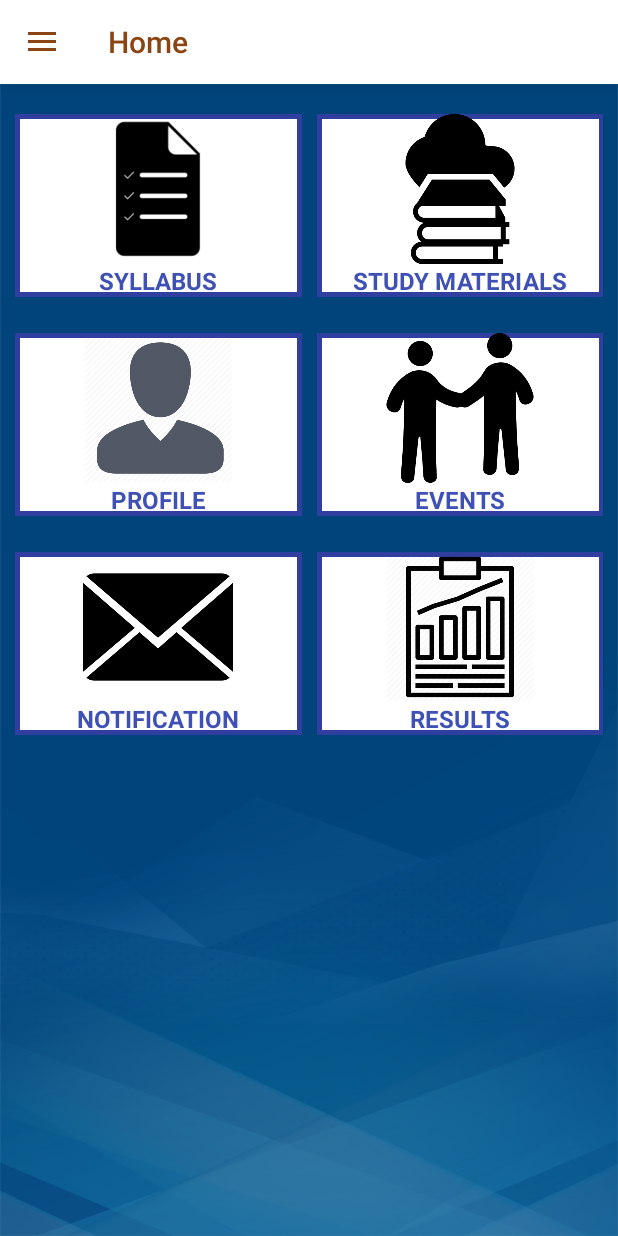
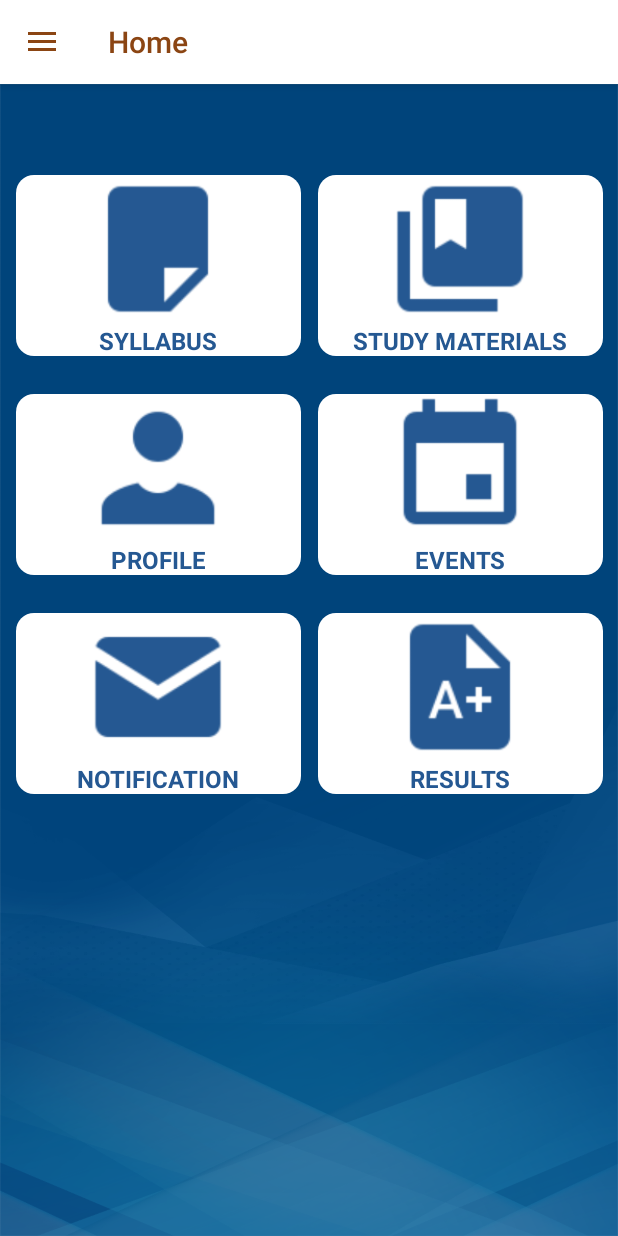
Before and after one commit to mvraja/Rejinpaulweb, an Android app: the HomeFragment screen opened directly, with no data from a screen before it, on a phone screen of 412 x 824 dp. Run offline under Robolectric (Android 15) with nearby library versions, the phone set to English and light mode, and no system bars; our stand-ins replace CircleImageView, Firebase (no records; nobody signed in at launch, a user with empty details on screens opened directly); pictures from the network do not load; 2 statements that could not run were skipped.

Commit message:
Ishwarya-Gridlayout

```diff
--- a/app/src/main/java/org/reginpaul/fragment/HomeFragment.java
+++ b/app/src/main/java/org/reginpaul/fragment/HomeFragment.java
@@ -115,7 +115,7 @@ public class HomeFragment extends Fragment implements AdapterView.OnItemClickLis
 
                 name = convertView.findViewById(R.id.title);
                 image = convertView.findViewById(R.id.image);
-                convertView.setBackgroundResource(R.drawable.grid_items_wborder);
+//                convertView.setBackgroundResource(R.drawable.grid_items_wborder);
                 name.setText(title[position]);
                 image.setImageResource(icon[position]);
             }
--- a/app/src/main/java/org/reginpaul/fragment/MaterialsFragment.java
+++ b/app/src/main/java/org/reginpaul/fragment/MaterialsFragment.java
@@ -234,7 +234,7 @@ public class MaterialsFragment extends Fragment {
             LayoutInflater inflater = LayoutInflater.from(getContext());
             if (convertView == null) {
                 convertView = inflater.inflate(R.layout.custom_list_dept, parent, false);
-                convertView.setBackgroundResource(R.drawable.grid_items_wborder);
+//                convertView.setBackgroundResource(R.drawable.grid_items_wborder);
                 TextView name = convertView.findViewById(R.id.title);
                 ImageView image = convertView.findViewById(R.id.image);
                 name.setText(deptList.get(position).toString());
--- /dev/null
+++ b/app/src/main/res/drawable/bg_grid.xml
@@ -0,0 +1,8 @@
+<layer-list xmlns:android="http://schemas.android.com/apk/res/android">
+    <item android:bottom="1dp" android:left="1dp" android:right="1dp" android:top="1dp" >
+        <shape android:shape="rectangle">
+            <solid android:color="@color/colorWhite"/>
+            <corners android:bottomRightRadius="12dp" android:bottomLeftRadius="12dp"    android:topLeftRadius="12dp" android:topRightRadius="12dp"/>
+        </shape>
+    </item>
+</layer-list>
--- a/app/src/main/res/layout/custom_list.xml
+++ b/app/src/main/res/layout/custom_list.xml
@@ -2,7 +2,9 @@
 <LinearLayout xmlns:android="http://schemas.android.com/apk/res/android"
     android:layout_width="match_parent"
     android:layout_height="match_parent"
-    android:orientation="vertical">
+    android:orientation="vertical"
+    android:background="@drawable/bg_grid"
+    >
 
     <ImageView
         android:id="@+id/image"
@@ -16,6 +18,6 @@
         android:id="@+id/title"
         android:text="Name"
         android:layout_gravity="center"
-        android:textColor="@color/colorPrimary"/>
+        android:textColor="@color/colorbg"/>
 
 </LinearLayout>
--- a/app/src/main/res/layout/fragment_home.xml
+++ b/app/src/main/res/layout/fragment_home.xml
@@ -2,7 +2,7 @@
 <RelativeLayout xmlns:android="http://schemas.android.com/apk/res/android"
     android:layout_width="match_parent"
     android:layout_height="match_parent"
-    android:background="@drawable/logonbg"
+android:background="@drawable/logonbg"
     android:padding="10dp">
     <!--<ImageView-->
     <!--android:layout_width="wrap_content"-->
@@ -14,11 +14,12 @@
         android:id="@+id/grid_home"
         android:layout_width="match_parent"
         android:layout_height="match_parent"
-        android:layout_marginTop="10dp"
+        android:layout_marginTop="100dp"
         android:gravity="center"
         android:columnWidth="250dp"
         android:horizontalSpacing="10dp"
         android:numColumns="2"
         android:stretchMode="columnWidth"
-        android:verticalSpacing="24dp"/>
+        android:verticalSpacing="24dp"
+        android:layout_centerInParent="true"/>
 </RelativeLayout>
--- a/app/src/main/res/values/colors.xml
+++ b/app/src/main/res/values/colors.xml
@@ -23,5 +23,5 @@
     <color name="colorGreen">#008000</color>
 	<color name="colorSky">#87ceeb</color>
 	<color name="colorLinen">#faf0e6</color>
-
+	<color name="colorbg">#255892</color>
 </resources>
```
Also changed, not shown: app/src/main/res/layout/custom_list_dept.xml (+8 -3 lines), app/src/main/res/drawable/friends.png, app/src/main/res/drawable/ic_user.png, app/src/main/res/drawable/messages.png, app/src/main/res/drawable/result.png, app/src/main/res/drawable/study.png, app/src/main/res/drawable/syllabus.png.
